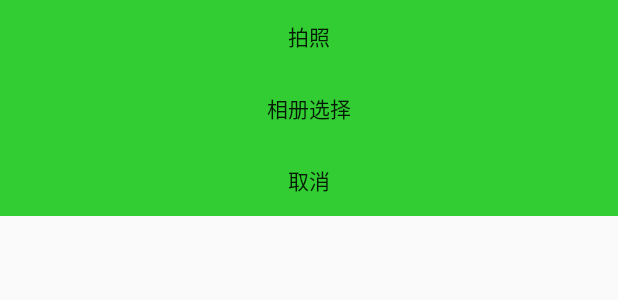
After one commit to yangzhuoxinandroid/Aijiaxiangtianla, an Android app: the layout popwindows.xml on its own in the app's theme, with its tools: preview values and no code run, on a phone screen of 412 x 824 dp. The commit adds this screen. Shown: the top 300 px of the screen. Run offline under Robolectric (Android 15) with nearby library versions, the phone set to English and light mode, and no system bars.

Commit message:
Merge branch 'master' of C:\Users\Administrator\AndroidStudioProjects\Aijiaxiangtianla with conflicts.

```diff
--- /dev/null
+++ b/app/src/main/res/layout/popwindows.xml
@@ -0,0 +1,31 @@
+<?xml version="1.0" encoding="utf-8"?>
+<LinearLayout xmlns:android="http://schemas.android.com/apk/res/android"
+    android:orientation="vertical" android:layout_width="match_parent"
+    android:layout_height="match_parent"
+    >
+    <LinearLayout
+        android:id="@+id/lvpop"
+        android:orientation="vertical"
+        android:layout_width="match_parent"
+        android:layout_height="wrap_content">
+  <Button
+      android:id="@+id/carem"
+      android:layout_width="match_parent"
+      android:layout_height="wrap_content"
+      android:background="@color/green"
+      android:text="拍照"
+      />
+    <Button
+        android:layout_width="match_parent"
+        android:layout_height="wrap_content"
+        android:background="@color/green"
+        android:text="相册选择"
+        />
+    <Button
+        android:layout_width="match_parent"
+        android:layout_height="wrap_content"
+        android:background="@color/green"
+        android:text="取消"
+        />
+    </LinearLayout>
+</LinearLayout>
--- a/main/src/main/java/com/example/lovehome/HomeMainActivity.java
+++ b/main/src/main/java/com/example/lovehome/HomeMainActivity.java
@@ -25,7 +25,7 @@ public class HomeMainActivity extends AppCompatActivity {
     @Override
     protected void onCreate(Bundle savedInstanceState) {
         super.onCreate(savedInstanceState);
-        setContentView(R.layout.mainone_layout);
+        setContentView(R.layout.activity_home_main);
 //        FragmentTransaction ft =getSupportFragmentManager().beginTransaction();
 //   com.example.lovehome.HomeFragment homeFragment=new com.example.lovehome.HomeFragment();
 //        ft.replace(R.id.ly,homeFragment,"ss");
```
Also changed, not shown: app/src/main/java/com/example/administrator/aijiaxiangtianla/MainActivity.java (+53 -30 lines), app/src/main/res/layout/cone.xml (added, +21 -0 lines), app/src/main/res/layout/content_main.xml (+19 -57 lines), main/src/main/java/com/example/activity/lunboActivity.java (+114 -114 lines).
